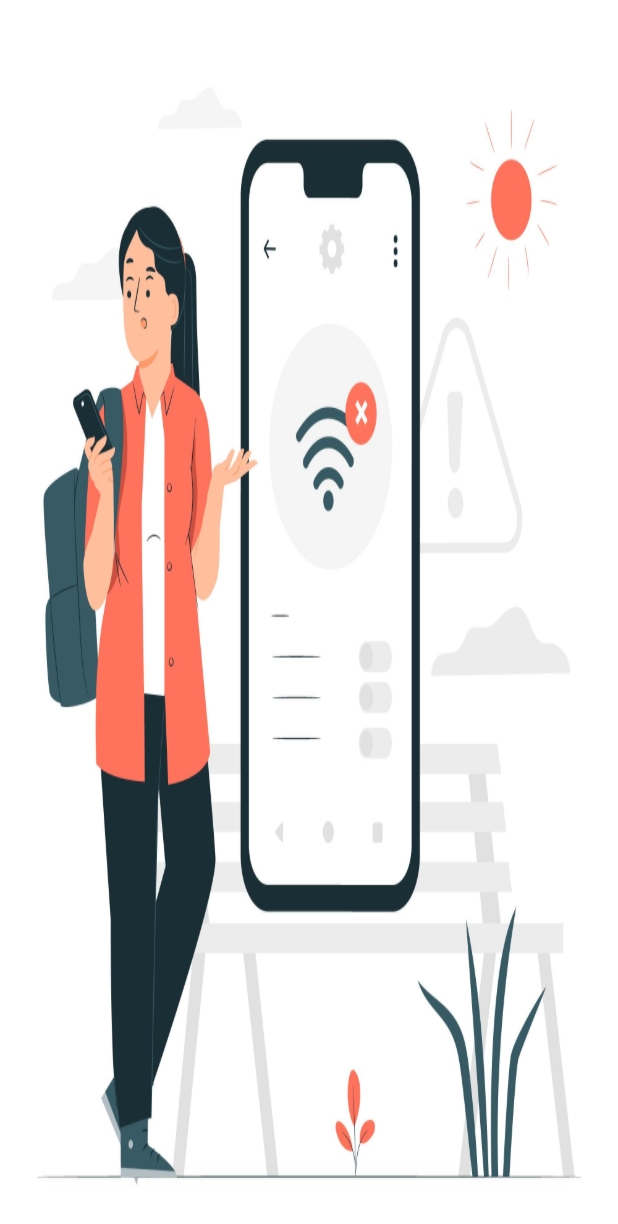
After one commit to OsamaMekawy/asroo_store, a Flutter app: the NoNetworkScreen screen opened directly, on a phone screen of 412 x 824 dp. The commit adds this screen. Shown: the top 1224 px of the screen. Run offline on Flutter 3.47's test engine with Material 3 defaults, Android fonts, the phone set to English and light mode, and no system bars; our stand-ins replace connectivity_plus, firebase_core, flutter_dotenv; accounts and stored records are empty.

Commit message:
connecivity plus done

```diff
--- /dev/null
+++ b/lib/core/common/screens/no_network_screen.dart
@@ -0,0 +1,24 @@
+import 'package:asro/core/style/images/app_images.dart';
+import 'package:flutter/material.dart';
+import 'package:flutter/widgets.dart';
+
+class NoNetworkScreen extends StatelessWidget {
+  const NoNetworkScreen({super.key});
+
+  @override
+  Widget build(BuildContext context) {
+    return  SafeArea(
+      child: Scaffold(
+        body: Container(constraints: const BoxConstraints.expand(),
+        decoration: const BoxDecoration(
+          image: DecorationImage(
+            image: AssetImage(AppImages.noNetwork),
+            fit: BoxFit.fill
+
+          ),
+        ),
+        ),
+      ),
+    );
+  }
+}
--- /dev/null
+++ b/lib/core/style/images/app_images.dart
@@ -0,0 +1,3 @@
+class AppImages {
+  static const String noNetwork = "assets/images/core/no_network.jpg";
+}
--- a/pubspec.yaml
+++ b/pubspec.yaml
@@ -73,6 +73,10 @@ flutter:
   assets:
     - .env.dev
     - .env.production
+    - assets/images/core/empty_screen.png
+    - assets/images/core/no_network.jpg
+    - assets/images/core/splash.jpg
+    - assets/images/core/page_under_build.jpg
 
   # An image asset can refer to one or more resolution-specific "variants", see
   # https://flutter.dev/assets-and-images/#resolution-aware
```
Also changed, not shown: lib/asroo_store_app.dart (+33 -1 lines), lib/core/app/connectivity_controller.dart (added, +38 -0 lines), assets/images/core/empty_screen.png (added), assets/images/core/no_network.jpg (added), assets/images/core/page_under_build.jpg (added), assets/images/core/splash.jpg (added).
